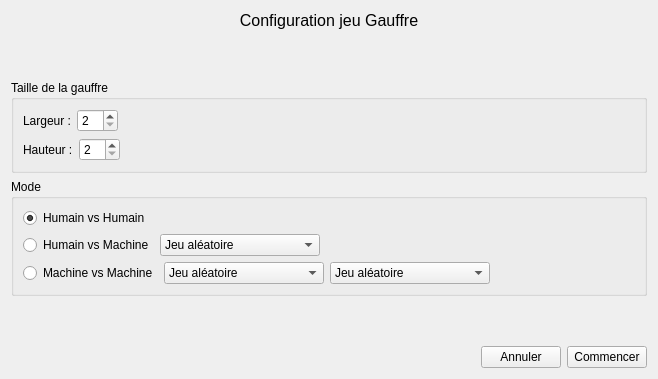
Qt form preprojet/CV/Gauffre/ConfigGameWindow.ui (paboccard/Projet_Prog_Jeu) before a commit.
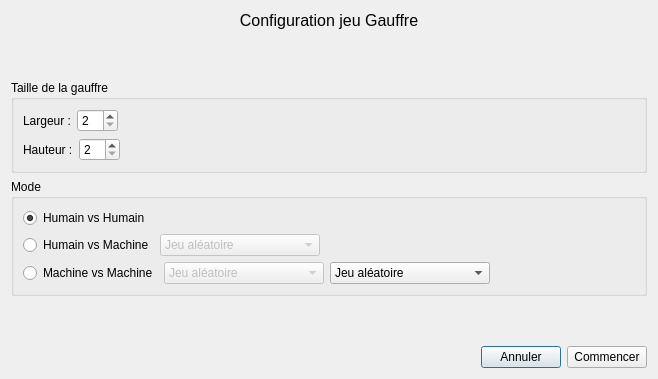
The same form after that commit.

Commit message: ajout lien entre fenetres

Patch:
```diff
--- a/preprojet/CV/Gauffre/ConfigGameWindow.ui
+++ b/preprojet/CV/Gauffre/ConfigGameWindow.ui
@@ -1,7 +1,7 @@
 <?xml version="1.0" encoding="UTF-8"?>
 <ui version="4.0">
  <class>ConfigGameWindow</class>
- <widget class="QWidget" name="ConfigGameWindow">
+ <widget class="QDialog" name="ConfigGameWindow">
   <property name="geometry">
    <rect>
     <x>0</x>
@@ -152,6 +152,9 @@
         </item>
         <item>
          <widget class="QComboBox" name="comboBox_3">
+          <property name="enabled">
+           <bool>false</bool>
+          </property>
           <item>
            <property name="text">
             <string>Jeu aléatoire</string>
@@ -195,6 +198,9 @@
         </item>
         <item>
          <widget class="QComboBox" name="comboBox">
+          <property name="enabled">
+           <bool>false</bool>
+          </property>
           <item>
            <property name="text">
             <string>Jeu aléatoire</string>
```
Left out of the diff: 16 changed lines with no effect on the pictures. The commit also changes 2 other files.
